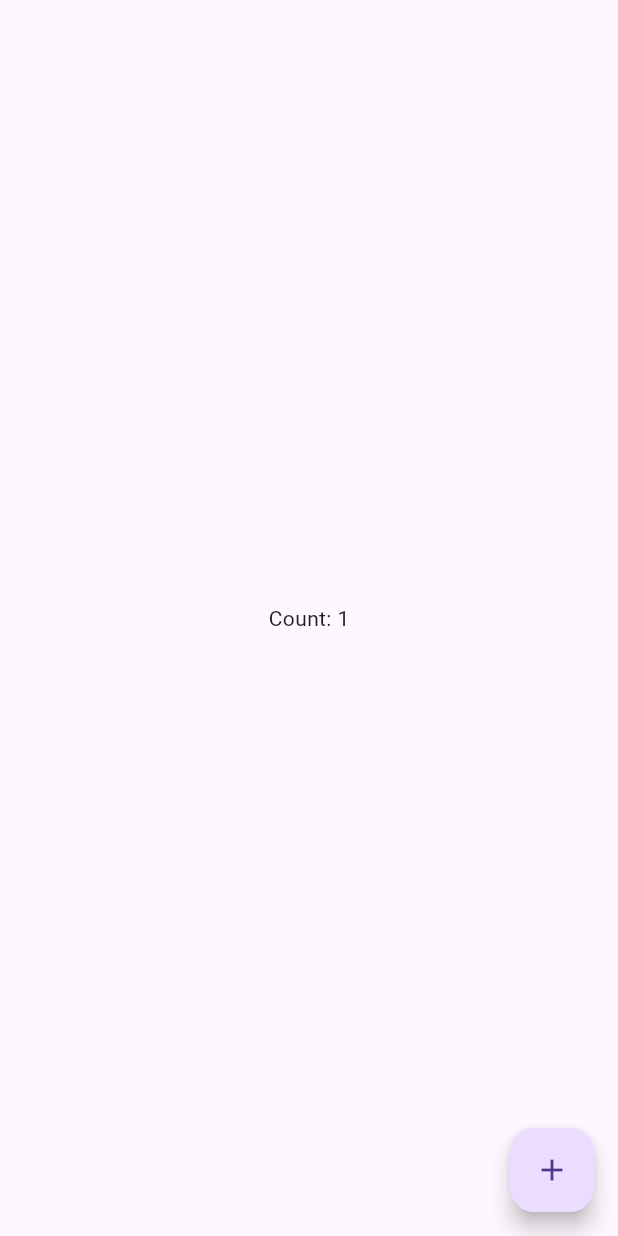
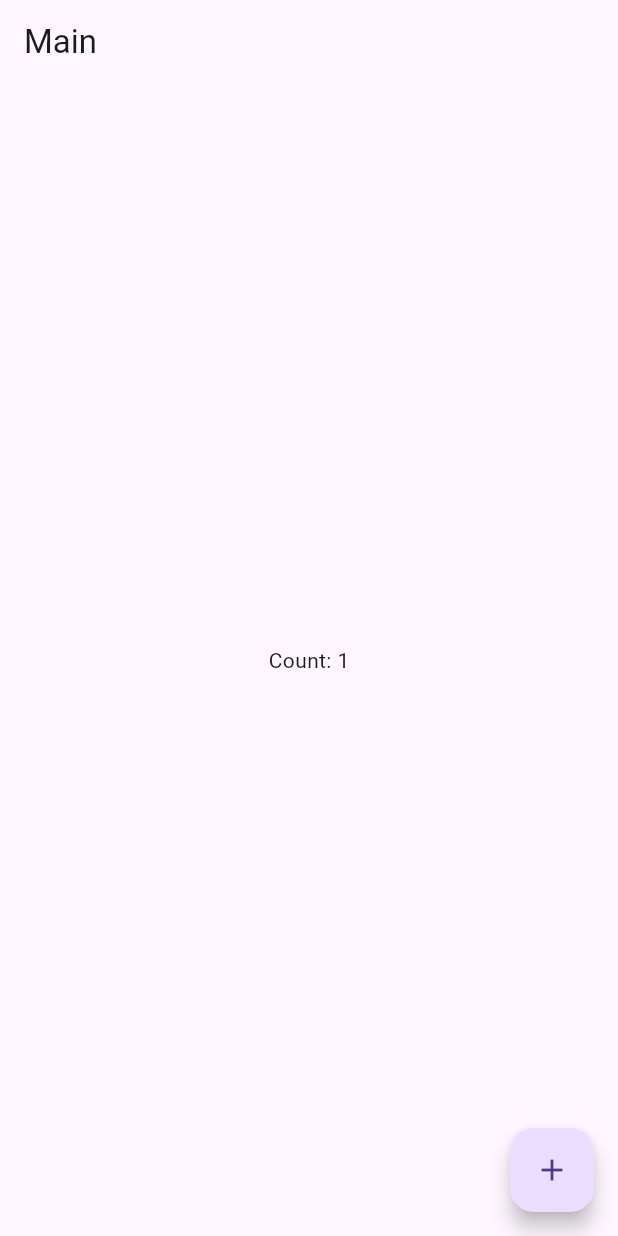
Before and after one commit to natsuk4ze/empty, a Flutter app: the screen it shows after launch, on a phone screen of 412 x 824 dp. Run offline on Flutter 3.47's test engine with Material 3 defaults, Android fonts, the light colour scheme and no system bars.

Commit message:
Update main.dart

```diff
--- a/lib/main.dart
+++ b/lib/main.dart
@@ -16,6 +16,9 @@ class _AppState extends State<App> {
   Widget build(BuildContext context) {
     return MaterialApp(
       home: Scaffold(
+        appBar: AppBar(
+          title: const Text('Main'),
+        ),
         body: Center(
           child: Text('Count: $count'),
         ),
```
